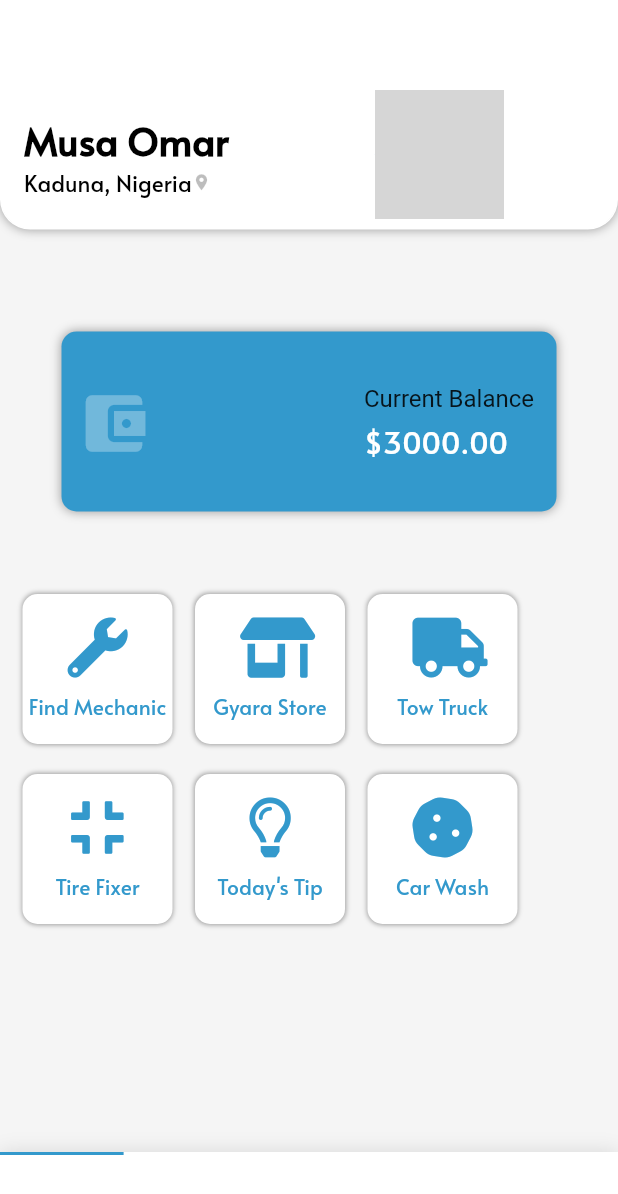
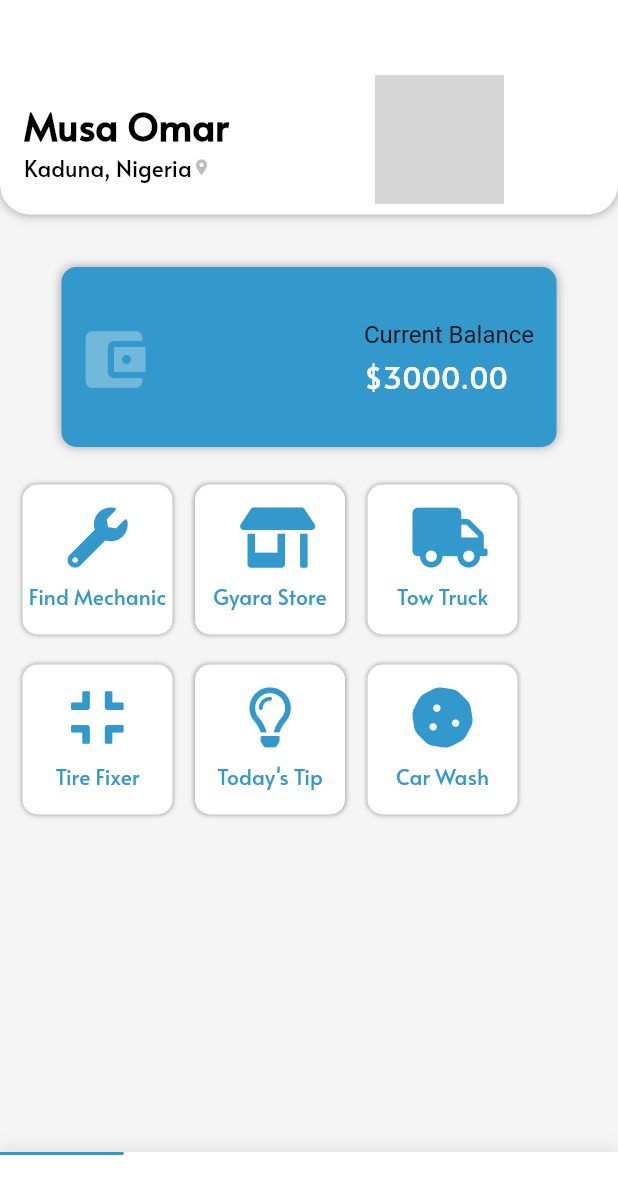
Before and after one commit to codeswot/FixR, a Flutter app: the screen it shows after launch, after a tap on "Log in", on a phone screen of 412 x 824 dp. Shown: the top 1194 px of the screen. Run offline on Flutter 3.47's test engine with Material 2 defaults, Android fonts, the phone set to English and light mode, and no system bars; drawn by our look-alikes of titled_navigation_bar; our stand-ins replace font_awesome_flutter, google_maps_flutter; grey boxes are pictures that could not be loaded.

Commit message:
changed device screen size

```diff
--- /dev/null
+++ b/lib/comp/header_profile.dart
@@ -0,0 +1,96 @@
+import 'package:flutter/material.dart';
+import 'package:gyara_01/globals/const.dart';
+
+class Header extends StatelessWidget {
+  const Header({
+    Key key,
+  }) : super(key: key);
+
+  @override
+  Widget build(BuildContext context) {
+    return Column(
+        crossAxisAlignment: CrossAxisAlignment.start,
+        children: <Widget>[
+          Stack(
+            children: <Widget>[
+              Column(
+                children: <Widget>[
+                  Container(
+                    decoration: new BoxDecoration(
+                      boxShadow: [
+                        BoxShadow(
+                          color: Colors.grey,
+                          blurRadius: 5.0,
+                        ),
+                      ],
+                      color: kSecondaryColor,
+                      border: new Border.all(
+                          color: Colors.white,
+                          width: 1.0,
+                          style: BorderStyle.solid),
+                      borderRadius: new BorderRadius.only(
+                        bottomLeft: new Radius.circular(20.0),
+                        bottomRight: new Radius.circular(20.0),
+                      ),
+                    ),
+                    child: Column(
+                      crossAxisAlignment: CrossAxisAlignment.start,
+                      children: <Widget>[
+                        Container(
+                          margin: EdgeInsets.fromLTRB(15, 65, 0, 0),
+                          child: Text(
+                            'Musa Omar',
+                            style: TextStyle(
+                              color: Colors.black,
+                              fontSize: 25,
+                              fontFamily: 'Alata',
+                              fontWeight: FontWeight.bold,
+                            ),
+                          ),
+                        ),
+                        Container(
+                          margin: EdgeInsets.fromLTRB(15, 0, 10, 20),
+                          child: Row(
+                            children: <Widget>[
+                              Text(
+                                'Kaduna, Nigeria',
+                                style: TextStyle(
+                                  color: Colors.black,
+                                  fontSize: 15,
+                                  fontFamily: 'Alata',
+                                ),
+                              ),
+                              Icon(
+                                Icons.location_on,
+                                size: 13,
+                                color: Colors.black26,
+                              ),
+                            ],
+                          ),
+                        ),
+                      ],
+                    ),
+                  ),
+                ],
+              ),
+              Row(
+                //TODO: look for a cleaner way to paint this
+
+                children: <Widget>[
+                  Container(
+                    margin: EdgeInsets.fromLTRB(250, 50, 0, 5),
+                    child: CircleAvatar(
+                      backgroundImage: AssetImage(
+                        'images/avatar.png',
+                      ),
+                      radius: 43,
+                    ),
+                  ),
+                ],
+              )
+            ],
+          ),
+        ]
+    );
+  }
+}
--- a/lib/comp/kards.dart
+++ b/lib/comp/kards.dart
@@ -82,7 +82,7 @@ class _CashKardState extends State<CashKard> {
         borderRadius: BorderRadius.circular(10.0),
         color: kPrimaryColor,
       ),
-      margin: EdgeInsets.fromLTRB(0, 15, 0, 0),
+      margin: EdgeInsets.fromLTRB(0, 5, 0, 10),
       padding: EdgeInsets.only(left: 10, right: 15, top: 3),
       width: 330,
       height: 120,
--- a/lib/screens/home_screen.dart
+++ b/lib/screens/home_screen.dart
@@ -2,9 +2,9 @@ import 'package:flutter/cupertino.dart';
 import 'package:flutter/material.dart';
 import 'package:font_awesome_flutter/font_awesome_flutter.dart';
 import 'package:gyara_01/comp/kards.dart';
+import 'package:gyara_01/comp/header_profile.dart';
 import 'package:gyara_01/globals/const.dart';
 import 'package:gyara_01/screens/map_screen.dart';
-import 'package:gyara_01/screens/test_screen.dart';
 import 'package:titled_navigation_bar/titled_navigation_bar.dart';
 
 class HomeScreen extends StatefulWidget {
@@ -31,100 +31,18 @@ class _HomeScreenState extends State<HomeScreen> {
   @override
   Widget build(BuildContext context) {
     return Scaffold(
-      body: Column(
+      //TODO:Look for a way to make header sticky?
+      body: SingleChildScrollView(
+        child: Column(
           children: <Widget>[
-          Column(
-            crossAxisAlignment: CrossAxisAlignment.start,
-            children: <Widget>[
-              Stack(
-                children: <Widget>[
+             Header(),
+                SizedBox(
+                  height: 30,
+                ),
                  Column(
                     children: <Widget>[
-                      Container(
-                        decoration: new BoxDecoration(
-                          boxShadow: [
-                            BoxShadow(
-                              color: Colors.grey,
-                              blurRadius: 5.0,
-                            ),
-                          ],
-                          color: kSecondaryColor,
-                          border: new Border.all(
-                              color: Colors.white,
-                              width: 1.0,
-                              style: BorderStyle.solid),
-                          borderRadius: new BorderRadius.only(
-                            bottomLeft: new Radius.circular(20.0),
-                            bottomRight: new Radius.circular(20.0),
-                          ),
-                        ),
-                        child: Column(
-                          crossAxisAlignment: CrossAxisAlignment.start,
-                          children: <Widget>[
-                            Container(
-                              margin: EdgeInsets.fromLTRB(15, 75, 0, 0),
-                              child: Text(
-                                'Musa Omar',
-                                style: TextStyle(
-                                  color: Colors.black,
-                                  fontSize: 25,
-                                  fontFamily: 'Alata',
-                                  fontWeight: FontWeight.bold,
-                                ),
-                              ),
-                            ),
-                            Container(
-                              margin: EdgeInsets.fromLTRB(15, 0, 10, 20),
-                              child: Row(
-                                children: <Widget>[
-                                  Text(
-                                    'Kaduna, Nigeria',
-                                    style: TextStyle(
-                                      color: Colors.black,
-                                      fontSize: 15,
-                                      fontFamily: 'Alata',
-                                    ),
-                                  ),
-                                  Icon(
-                                    Icons.location_on,
-                                    size: 13,
-                                    color: Colors.black26,
-                                  ),
-                                ],
-                              ),
-                            ),
-                          ],
-                        ),
-                      ),
-                    ],
-                  ),
-                  Row(
-                    //TODO: look for a cleaner way to paint this
+                      CashKard(),
 
-                    children: <Widget>[
-                      Container(
-                        margin: EdgeInsets.fromLTRB(250, 60, 0, 10),
-                        child: CircleAvatar(
-                          backgroundImage: AssetImage(
-                            'images/avatar.png',
-                          ),
-                          radius: 43,
-                        ),
-                      ),
-                    ],
-                  )
-                ],
-              ),
-              SizedBox(
-                height: 50,
-              ),
-              SingleChildScrollView(
-                child: Column(
-                  children: <Widget>[
-                    CashKard(),
-                    SizedBox(
-                      height: 40,
-                    ),
                       Column(
                         crossAxisAlignment: CrossAxisAlignment.start,
                         children: <Widget>[
@@ -179,11 +97,12 @@ class _HomeScreenState extends State<HomeScreen> {
                       ),
                     ],
                   ),
-              ),
+
               ],
             ),
-        ],
       ),
+
+
       bottomNavigationBar: TitledBottomNavigationBar(
         onTap: (index) => print("Selected Index: $index"),
         reverse: navBarMode,
--- a/lib/screens/login_screen.dart
+++ b/lib/screens/login_screen.dart
@@ -72,7 +72,7 @@ class _LogInState extends State<LogIn> {
                     height: 80,
                   ),
                   SizedBox(
-                    height: 200.0,
+                    height: 90.0,
                     child: Image.asset(
                       'images/bg2.png',
                       fit: BoxFit.contain,
--- a/lib/screens/map_screen.dart
+++ b/lib/screens/map_screen.dart
@@ -13,14 +13,14 @@ class MyMapScreenState extends State<MyMapScreen> {
 
   static final CameraPosition _home = CameraPosition(
     target: LatLng(10.551020, 7.417470),
-    zoom: 17.4746,
+    zoom: 16,
   );
 
   static final CameraPosition _mech = CameraPosition(
       bearing: 192.8334901395799,
       target: LatLng(10.527680, 7.438570),
-      tilt: 20.440717697143555,
-      zoom: 30.151926040649414);
+      tilt: 30,
+      zoom: 17);
 
   @override
   Widget build(BuildContext context) {
--- a/lib/screens/signup_screen.dart
+++ b/lib/screens/signup_screen.dart
@@ -68,10 +68,10 @@ class _SignUpState extends State<SignUp> {
                 mainAxisAlignment: MainAxisAlignment.center,
                 children: <Widget>[
                   SizedBox(
-                    height: 3,
+                    height: 10,
                   ),
                   SizedBox(
-                    height: 200.0,
+                    height: 80.0,
                     child: Image.asset(
                       'images/bg2.png',
                       fit: BoxFit.contain,
--- a/lib/screens/splash_screen.dart
+++ b/lib/screens/splash_screen.dart
@@ -16,7 +16,9 @@ class _SplashScreenState extends State<SplashScreen> {
     Timer(
       Duration(seconds: 5),
       () => Navigator.of(context).pushReplacement(
-        MaterialPageRoute(builder: (BuildContext context) => LogIn()),
+        MaterialPageRoute(
+          builder: (BuildContext context) => LogIn(),
+        ),
       ),
     );
   }
@@ -26,13 +28,29 @@ class _SplashScreenState extends State<SplashScreen> {
     return Scaffold(
       backgroundColor: Colors.white,
       body: Column(
-        mainAxisAlignment: MainAxisAlignment.center,
         children: <Widget>[
-          Center(
-            child: Image.asset('images/bg2.png'),
+          SizedBox(
+            height: 130,
+          ),
+          SizedBox(
+            width: 300,
+            child: Container(
+              margin: EdgeInsets.only(
+                left: 50,
+              ),
+              child: Image.asset(
+                'images/bg2.png',
+                fit: BoxFit.contain,
+              ),
+            ),
+          ),
+          SizedBox(
+            height: 150,
           ),
           Container(
-            margin: EdgeInsets.only(top: 90),
+            margin: EdgeInsets.only(
+              left: 50,
+            ),
             child: Text(
               'GeeksAxis',
               style: TextStyle(
```
Also changed, not shown: images/avatar2.jpg (deleted), images/bg2.png. Lines whose indentation alone changed are shown as unchanged.
